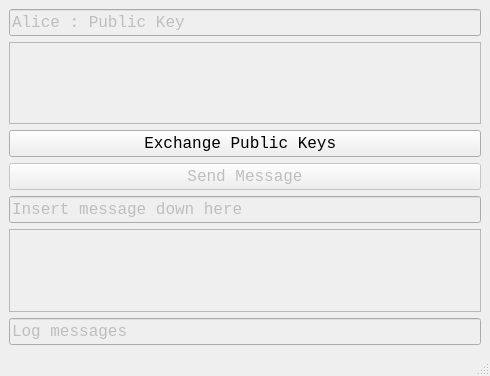
mmorgulis/AES_OpenCL, file src/Alice/alice.ui: the form before one commit.
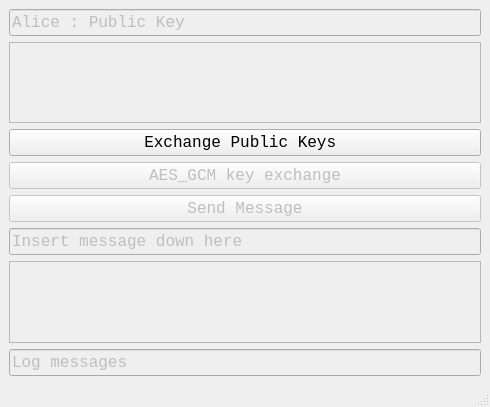
The form after the commit.

```diff
--- a/src/Alice/alice.ui
+++ b/src/Alice/alice.ui
@@ -7,7 +7,7 @@
     <x>0</x>
     <y>0</y>
     <width>490</width>
-    <height>376</height>
+    <height>407</height>
    </rect>
   </property>
   <property name="alice" stdset="0">
@@ -65,6 +65,22 @@
         </property>
        </widget>
       </item>
+      <item>
+       <widget class="QPushButton" name="aes_exchange_button">
+        <property name="enabled">
+         <bool>false</bool>
+        </property>
+        <property name="font">
+         <font>
+          <family>Consolas</family>
+          <pointsize>12</pointsize>
+         </font>
+        </property>
+        <property name="text">
+         <string>AES_GCM key exchange</string>
+        </property>
+       </widget>
+      </item>
       <item>
        <widget class="QPushButton" name="sendmessage_button">
         <property name="enabled">
```
